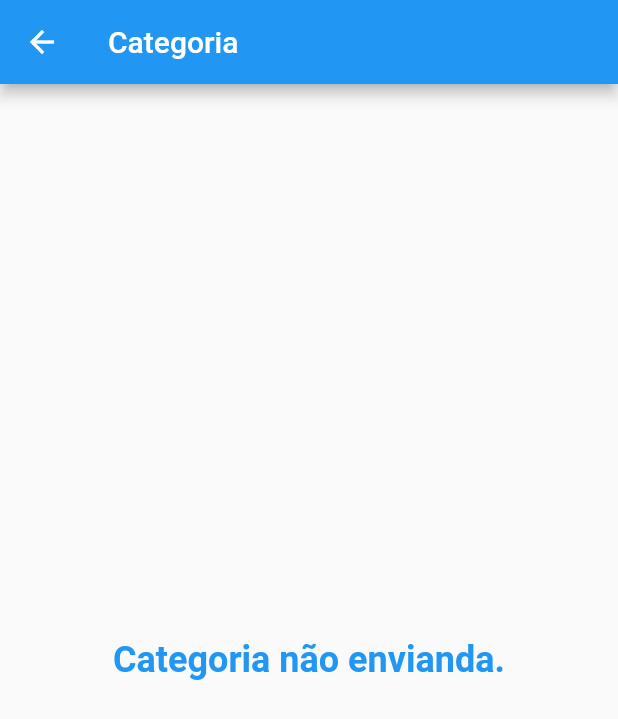
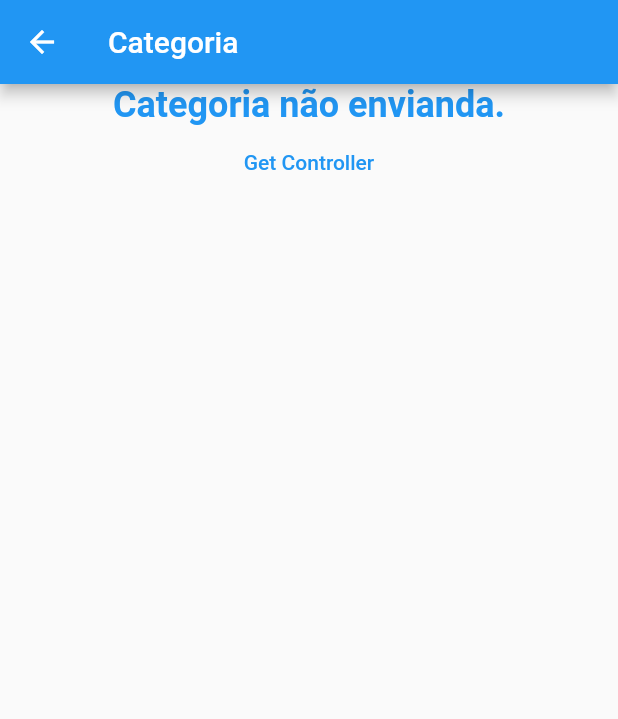
Before and after one commit to AntJoaquimDev/flutter_modular_2, a Flutter app: the CategoryPage screen opened by its route, on a phone screen of 412 x 824 dp. Shown: the top 719 px of the screen. Run offline on Flutter 3.47's test engine with Material 2 defaults, Android fonts, the phone set to English and light mode, and no system bars; our stand-ins replace flutter_modular.

```diff
--- a/lib/app/categoria/category_page.dart
+++ b/lib/app/categoria/category_page.dart
@@ -1,4 +1,7 @@
 import 'package:flutter/material.dart';
+import 'package:flutter_modular/flutter_modular.dart';
+
+import 'model/category-controller.dart';
 
 class CategoryPage extends StatefulWidget {
   final String? category;
@@ -22,10 +25,23 @@ class _CategoryPageState extends State<CategoryPage> {
         ),
       ),
       body: Center(
-        child: Text(
-          widget.category ?? 'Categoria não envianda.',
-          style: const TextStyle(
-              fontSize: 24, fontWeight: FontWeight.bold, color: Colors.blue),
+        child: Column(
+          children: [
+            Text(
+              widget.category ?? 'Categoria não envianda.',
+              style: const TextStyle(
+                  fontSize: 24,
+                  fontWeight: FontWeight.bold,
+                  color: Colors.blue),
+            ),
+            TextButton(
+              onPressed: () {
+                var controller = Modular.get<CategoryController>();
+                print('Controller Hassh ${controller.hashCode}');
+              },
+              child: const Text('Get Controller'),
+            ),
+          ],
         ),
       ),
     );
--- /dev/null
+++ b/lib/app/categoria/model/category-controller.dart
@@ -0,0 +1,10 @@
+import 'package:flutter_modular_2/app/categoria/model/preco_model.dart';
+
+class CategoryController {
+  PrecoModel precoModel;
+  CategoryController({
+    required this.precoModel,
+  }) {
+    print('Categoria Controller $hashCode');
+  }
+}
--- /dev/null
+++ b/lib/app/categoria/model/preco_model.dart
@@ -0,0 +1 @@
+class PrecoModel {}
--- a/lib/app/produto/produto_module.dart
+++ b/lib/app/produto/produto_module.dart
@@ -1,4 +1,5 @@
 import 'package:flutter_modular/flutter_modular.dart';
+import 'package:flutter_modular_2/app/categoria/category_module.dart';
 import 'package:flutter_modular_2/app/produto/produto_page.dart';
 
 class ProdutoModule extends Module {
@@ -6,6 +7,11 @@ class ProdutoModule extends Module {
   List<Bind> get binds => [];
 
   @override
+  List<Module> get imports => [
+        CategoryModule(),
+      ];
+
+  @override
   List<ModularRoute> get routes => [
         ChildRoute('/:name', child: (context, args) => ProdutoPage()),
       ];
--- a/lib/app/splash_page.dart
+++ b/lib/app/splash_page.dart
@@ -1,5 +1,6 @@
 import 'package:flutter/material.dart';
 import 'package:flutter_modular/flutter_modular.dart';
+import 'package:flutter_modular_2/app/categoria/model/category-controller.dart';
 
 class SplashPage extends StatelessWidget {
   const SplashPage({super.key});
```
Also changed, not shown: lib/app/categoria/category_module.dart (+10 -1 lines).
